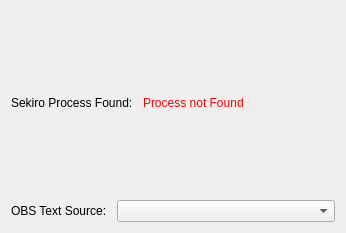
This is src/deathcounter.ui in Kurainu/Sekiro-DeathCounter as Qt 5 draws it before an edit. The edited form follows.
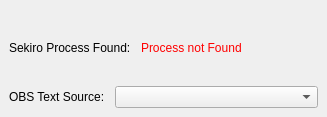
This is the edited form.

```diff
--- a/src/deathcounter.ui
+++ b/src/deathcounter.ui
@@ -1,21 +1,31 @@
 <?xml version="1.0" encoding="UTF-8"?>
 <ui version="4.0">
  <class>DeathCounterClass</class>
- <widget class="QWidget" name="DeathCounterClass">
+ <widget class="QMainWindow" name="DeathCounterClass">
   <property name="geometry">
    <rect>
     <x>0</x>
     <y>0</y>
-    <width>346</width>
-    <height>233</height>
+    <width>327</width>
+    <height>117</height>
    </rect>
   </property>
+  <property name="minimumSize">
+   <size>
+    <width>0</width>
+    <height>0</height>
+   </size>
+  </property>
   <property name="windowTitle">
    <string>Deathcounter</string>
   </property>
+  <widget class="QWidget" name="centralwidget">
   <layout class="QVBoxLayout" name="verticalLayout_2">
    <item>
-    <layout class="QVBoxLayout" name="verticalLayout">
+     <layout class="QVBoxLayout" name="verticalLayout" stretch="0,0">
+      <property name="spacing">
+       <number>0</number>
+      </property>
      <item>
       <layout class="QHBoxLayout" name="horizontalLayout" stretch="0,0,0">
        <property name="spacing">
@@ -86,9 +96,7 @@
    </item>
   </layout>
  </widget>
- <layoutdefault spacing="6" margin="11"/>
- <resources>
-  <include location="deathcounter.qrc"/>
- </resources>
+ </widget>
+ <resources/>
  <connections/>
 </ui>
```
Left out of the diff: 2 changed lines with no effect on the pictures. Lines whose indentation alone changed are shown as unchanged.
